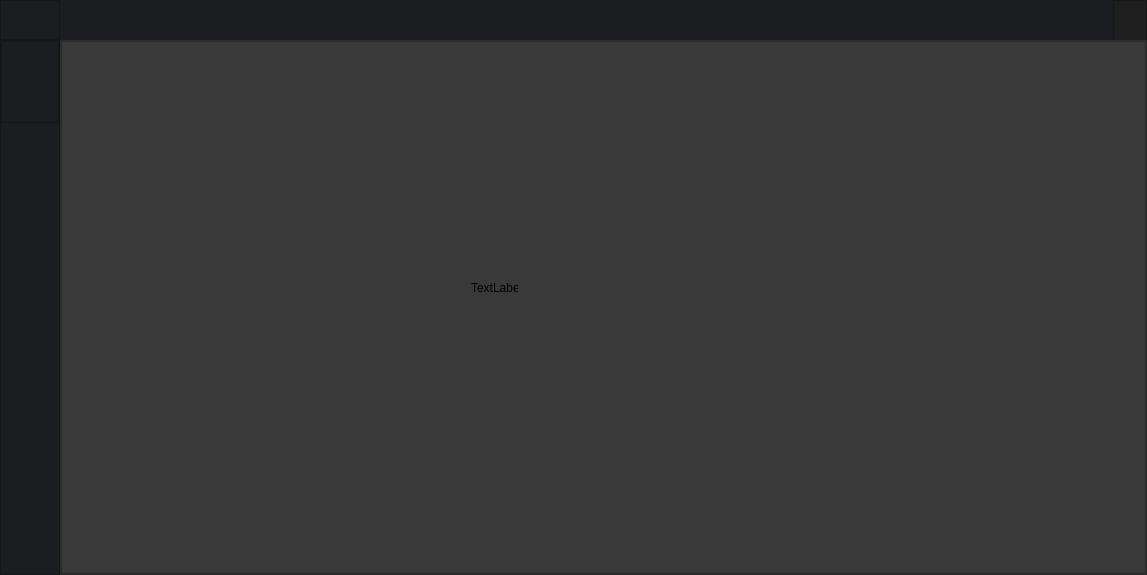
MbareteBot/2020-2021-Public, file Visual Navigation/src/main.ui: the form before one commit.
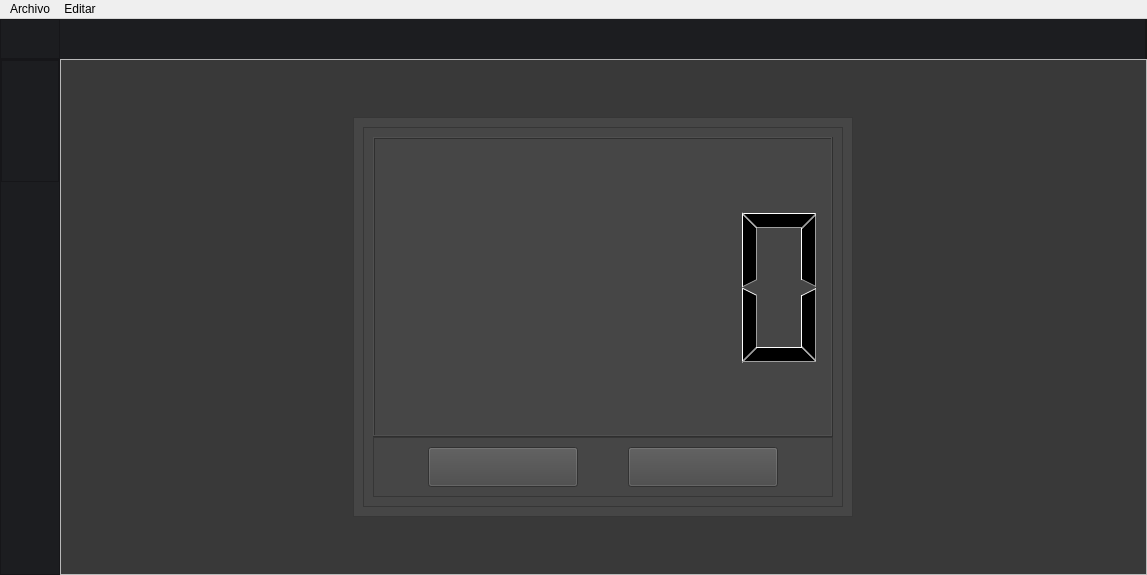
The form after the commit. The open tabs and pages were chosen to show the change. Icons and pictures are not drawn.

Diff of the .ui file:
```diff
--- a/Visual Navigation/src/main.ui
+++ b/Visual Navigation/src/main.ui
@@ -29,7 +29,7 @@
    <string>Mbarete</string>
   </property>
   <property name="styleSheet">
-   <string notr="true">background-color: rgb(57, 57, 57);</string>
+   <string notr="true"/>
   </property>
   <widget class="QWidget" name="centralwidget">
    <property name="maximumSize">
@@ -189,28 +189,6 @@
           <property name="bottomMargin">
            <number>0</number>
           </property>
-          <item>
-           <widget class="QPushButton" name="pushButton">
-            <property name="minimumSize">
-             <size>
-              <width>0</width>
-              <height>40</height>
-             </size>
-            </property>
-            <property name="maximumSize">
-             <size>
-              <width>40</width>
-              <height>40</height>
-             </size>
-            </property>
-            <property name="styleSheet">
-             <string notr="true">border: 0px solid</string>
-            </property>
-            <property name="text">
-             <string/>
-            </property>
-           </widget>
-          </item>
          </layout>
         </widget>
        </item>
@@ -376,6 +354,29 @@
                </property>
               </widget>
              </item>
+             <item>
+              <widget class="QPushButton" name="Btn_timer">
+               <property name="minimumSize">
+                <size>
+                 <width>0</width>
+                 <height>40</height>
+                </size>
+               </property>
+               <property name="styleSheet">
+                <string notr="true">QPushButton {
+	image: url(:/img/img/reloj-de-pared.png);
+	border: 0px solid;
+}
+
+QPushButton:hover {
+	background-color: rgb(70, 70, 70);
+}</string>
+               </property>
+               <property name="text">
+                <string/>
+               </property>
+              </widget>
+             </item>
             </layout>
            </widget>
           </item>
@@ -434,6 +435,9 @@
           </property>
           <item>
            <widget class="QStackedWidget" name="stackedWidget">
+            <property name="styleSheet">
+             <string notr="true">background-color: rgb(57,57,57)</string>
+            </property>
             <property name="currentIndex">
              <number>0</number>
             </property>
@@ -527,7 +531,7 @@
                     </size>
                    </property>
                    <property name="styleSheet">
-                    <string notr="true">image: url(:/img/img/pair-of-lollipops.png);</string>
+                    <string notr="true">image: url(:/img/img/pencil.png);</string>
                    </property>
                    <property name="text">
                     <string/>
@@ -556,94 +560,6 @@
                    </property>
                   </widget>
                  </item>
-                 <item>
-                  <widget class="QPushButton" name="Btn_back">
-                   <property name="minimumSize">
-                    <size>
-                     <width>40</width>
-                     <height>40</height>
-                    </size>
-                   </property>
-                   <property name="maximumSize">
-                    <size>
-                     <width>40</width>
-                     <height>40</height>
-                    </size>
-                   </property>
-                   <property name="styleSheet">
-                    <string notr="true">image: url(:/img/img/refresh.png);</string>
-                   </property>
-                   <property name="text">
-                    <string/>
-                   </property>
-                  </widget>
-                 </item>
-                 <item>
-                  <widget class="QPushButton" name="Btn_save">
-                   <property name="minimumSize">
-                    <size>
-                     <width>40</width>
-                     <height>40</height>
-                    </size>
-                   </property>
-                   <property name="maximumSize">
-                    <size>
-                     <width>40</width>
-                     <height>16777215</height>
-                    </size>
-                   </property>
-                   <property name="styleSheet">
-                    <string notr="true">image: url(:/img/img/disquete.png);</string>
-                   </property>
-                   <property name="text">
-                    <string/>
-                   </property>
-                  </widget>
-                 </item>
-                 <item>
-                  <widget class="QPushButton" name="Btn_screenshot">
-                   <property name="minimumSize">
-                    <size>
-                     <width>40</width>
-                     <height>40</height>
-                    </size>
-                   </property>
-                   <property name="maximumSize">
-                    <size>
-                     <width>40</width>
-                     <height>16777215</height>
-                    </size>
-                   </property>
-                   <property name="styleSheet">
-                    <string notr="true">image: url(:/img/img/camara-fotografica.png);</string>
-                   </property>
-                   <property name="text">
-                    <string/>
-                   </property>
-                  </widget>
-                 </item>
-                 <item>
-                  <widget class="QPushButton" name="Btn_openExistingPath">
-                   <property name="minimumSize">
-                    <size>
-                     <width>40</width>
-                     <height>40</height>
-                    </size>
-                   </property>
-                   <property name="maximumSize">
-                    <size>
-                     <width>40</width>
-                     <height>16777215</height>
-                    </size>
-                   </property>
-                   <property name="styleSheet">
-                    <string notr="true">image: url(:/img/img/mas.png);</string>
-                   </property>
-                   <property name="text">
-                    <string/>
-                   </property>
-                  </widget>
-                 </item>
                 </layout>
                </widget>
               </item>
@@ -675,10 +591,14 @@
               </item>
              </layout>
             </widget>
-            <widget class="QWidget" name="settings">
+            <widget class="QWidget" name="Frame_graphMaker">
              <layout class="QHBoxLayout" name="horizontalLayout_4">
               <item>
                <widget class="QFrame" name="Frame_settings">
+                <property name="styleSheet">
+                 <string notr="true">
+</string>
+                </property>
                 <property name="frameShape">
                  <enum>QFrame::StyledPanel</enum>
                 </property>
@@ -690,7 +610,7 @@
               </item>
              </layout>
             </widget>
-            <widget class="QWidget" name="graph_maker">
+            <widget class="QWidget" name="Frame_timer">
              <layout class="QHBoxLayout" name="horizontalLayout_6">
               <property name="spacing">
                <number>0</number>
@@ -708,26 +628,165 @@
                <number>0</number>
               </property>
               <item>
-               <widget class="QFrame" name="frame">
+               <widget class="QFrame" name="Timer_Frame">
+                <property name="maximumSize">
+                 <size>
+                  <width>500</width>
+                  <height>400</height>
+                 </size>
+                </property>
+                <property name="styleSheet">
+                 <string notr="true">background-color: rgb(70,70,70)</string>
+                </property>
                 <property name="frameShape">
                  <enum>QFrame::StyledPanel</enum>
                 </property>
                 <property name="frameShadow">
-                 <enum>QFrame::Raised</enum>
+                 <enum>QFrame::Plain</enum>
                 </property>
-                <widget class="QLabel" name="label">
-                 <property name="geometry">
-                  <rect>
-                   <x>410</x>
-                   <y>240</y>
-                   <width>47</width>
-                   <height>13</height>
-                  </rect>
-                 </property>
-                 <property name="text">
-                  <string>TextLabel</string>
-                 </property>
-                </widget>
+                <layout class="QHBoxLayout" name="horizontalLayout_9">
+                 <item>
+                  <widget class="QFrame" name="frame_2">
+                   <property name="minimumSize">
+                    <size>
+                     <width>400</width>
+                     <height>0</height>
+                    </size>
+                   </property>
+                   <property name="frameShape">
+                    <enum>QFrame::StyledPanel</enum>
+                   </property>
+                   <property name="frameShadow">
+                    <enum>QFrame::Raised</enum>
+                   </property>
+                   <layout class="QVBoxLayout" name="verticalLayout_6">
+                    <item>
+                     <widget class="QLCDNumber" name="TimerNumber">
+                      <property name="minimumSize">
+                       <size>
+                        <width>0</width>
+                        <height>300</height>
+                       </size>
+                      </property>
+                      <property name="toolTip">
+                       <string>&lt;html&gt;&lt;head/&gt;&lt;body&gt;&lt;p&gt;zxZ&lt;/p&gt;&lt;/body&gt;&lt;/html&gt;</string>
+                      </property>
+                      <property name="styleSheet">
+                       <string notr="true">text-align: center</string>
+                      </property>
+                     </widget>
+                    </item>
+                    <item>
+                     <widget class="QFrame" name="TimerBtns_Frame">
+                      <property name="minimumSize">
+                       <size>
+                        <width>0</width>
+                        <height>0</height>
+                       </size>
+                      </property>
+                      <property name="maximumSize">
+                       <size>
+                        <width>16777215</width>
+                        <height>16777215</height>
+                       </size>
+                      </property>
+                      <property name="frameShape">
+                       <enum>QFrame::StyledPanel</enum>
+                      </property>
+                      <property name="frameShadow">
+                       <enum>QFrame::Raised</enum>
+                      </property>
+                      <layout class="QHBoxLayout" name="horizontalLayout_10">
+                       <item>
+                        <spacer name="horizontalSpacer_2">
+                         <property name="orientation">
+                          <enum>Qt::Horizontal</enum>
+                         </property>
+                         <property name="sizeHint" stdset="0">
+                          <size>
+                           <width>40</width>
+                           <height>20</height>
+                          </size>
+                         </property>
+                        </spacer>
+                       </item>
+                       <item>
+                        <widget class="QPushButton" name="Btn_startTimer">
+                         <property name="minimumSize">
+                          <size>
+                           <width>150</width>
+                           <height>40</height>
+                          </size>
+                         </property>
+                         <property name="maximumSize">
+                          <size>
+                           <width>200</width>
+                           <height>16777215</height>
+                          </size>
+                         </property>
+                         <property name="styleSheet">
+                          <string notr="true">image: url(:/img/img/flecha-correcta.png);</string>
+                         </property>
+                         <property name="text">
+                          <string/>
+                         </property>
+                        </widget>
+                       </item>
+                       <item>
+                        <spacer name="horizontalSpacer">
+                         <property name="orientation">
+                          <enum>Qt::Horizontal</enum>
+                         </property>
+                         <property name="sizeHint" stdset="0">
+                          <size>
+                           <width>40</width>
+                           <height>20</height>
+                          </size>
+                         </property>
+                        </spacer>
+                       </item>
+                       <item>
+                        <widget class="QPushButton" name="Btn_stopTimer">
+                         <property name="minimumSize">
+                          <size>
+                           <width>150</width>
+                           <height>40</height>
+                          </size>
+                         </property>
+                         <property name="maximumSize">
+                          <size>
+                           <width>200</width>
+                           <height>16777215</height>
+                          </size>
+                         </property>
+                         <property name="styleSheet">
+                          <string notr="true">image: url(:/img/img/detener.png);</string>
+                         </property>
+                         <property name="text">
+                          <string/>
+                         </property>
+                        </widget>
+                       </item>
+                       <item>
+                        <spacer name="horizontalSpacer_3">
+                         <property name="orientation">
+                          <enum>Qt::Horizontal</enum>
+                         </property>
+                         <property name="sizeHint" stdset="0">
+                          <size>
+                           <width>40</width>
+                           <height>20</height>
+                          </size>
+                         </property>
+                        </spacer>
+                       </item>
+                      </layout>
+                     </widget>
+                    </item>
+                   </layout>
+                  </widget>
+                 </item>
+                </layout>
                </widget>
               </item>
              </layout>
@@ -742,6 +801,80 @@
     </item>
    </layout>
   </widget>
+  <widget class="QMenuBar" name="menuBar">
+   <property name="geometry">
+    <rect>
+     <x>0</x>
+     <y>0</y>
+     <width>1147</width>
+     <height>21</height>
+    </rect>
+   </property>
+   <widget class="QMenu" name="menuArchivo">
+    <property name="title">
+     <string>Archivo</string>
+    </property>
+    <addaction name="actionGuardar"/>
+    <addaction name="actionAbrir"/>
+    <addaction name="actionSalir"/>
+   </widget>
+   <widget class="QMenu" name="menuEditar">
+    <property name="title">
+     <string>Editar</string>
+    </property>
+    <addaction name="actionDeshacer"/>
+    <addaction name="actionTomar_Captura"/>
+    <addaction name="separator"/>
+    <addaction name="actionGenerar_Codigo"/>
+   </widget>
+   <addaction name="menuArchivo"/>
+   <addaction name="menuEditar"/>
+  </widget>
+  <action name="actionGuardar">
+   <property name="text">
+    <string>Guardar</string>
+   </property>
+   <property name="shortcut">
+    <string>Ctrl+G</string>
+   </property>
+  </action>
+  <action name="actionAbrir">
+   <property name="text">
+    <string>Abrir</string>
+   </property>
+   <property name="shortcut">
+    <string>Ctrl+A</string>
+   </property>
+  </action>
+  <action name="actionSalir">
+   <property name="text">
+    <string>Salir</string>
+   </property>
+  </action>
+  <action name="actionDeshacer">
+   <property name="text">
+    <string>Deshacer</string>
+   </property>
+   <property name="shortcut">
+    <string>Ctrl+Z</string>
+   </property>
+  </action>
+  <action name="actionGenerar_Codigo">
+   <property name="text">
+    <string>Generar Codigo</string>
+   </property>
+   <property name="shortcut">
+    <string>Ctrl+Shift+D</string>
+   </property>
+  </action>
+  <action name="actionTomar_Captura">
+   <property name="text">
+    <string>Tomar Captura</string>
+   </property>
+   <property name="shortcut">
+    <string>Ctrl+Shift+C</string>
+   </property>
+  </action>
  </widget>
  <resources>
   <include location="resources.qrc"/>
```
